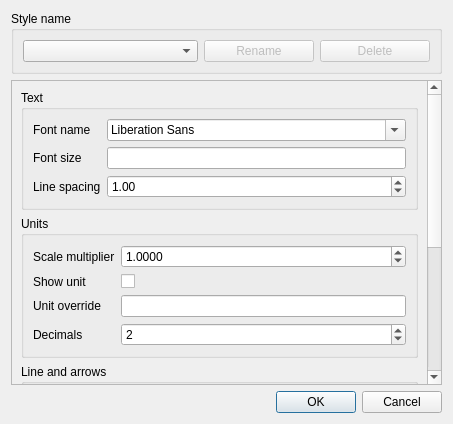
Qt form src/Mod/Draft/Resources/ui/dialog_AnnotationStyleEditor.ui (southseact-3d/fcd) before a commit.
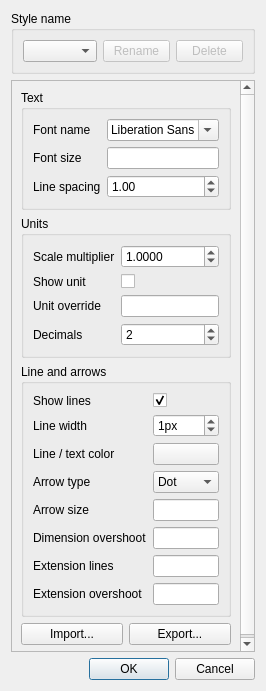
The same form after that commit. Custom widgets are drawn as their Qt base class.

What changed in the file:
```diff
--- a/src/Mod/Draft/Resources/ui/dialog_AnnotationStyleEditor.ui
+++ b/src/Mod/Draft/Resources/ui/dialog_AnnotationStyleEditor.ui
@@ -6,8 +6,8 @@
    <rect>
     <x>0</x>
     <y>0</y>
-    <width>453</width>
-    <height>424</height>
+    <width>266</width>
+    <height>691</height>
    </rect>
   </property>
   <property name="windowTitle">
@@ -22,6 +22,18 @@
      <layout class="QHBoxLayout" name="horizontalLayout">
       <item>
        <widget class="QComboBox" name="comboBoxStyles">
+        <property name="sizePolicy">
+         <sizepolicy hsizetype="Minimum" vsizetype="Fixed">
+          <horstretch>0</horstretch>
+          <verstretch>0</verstretch>
+         </sizepolicy>
+        </property>
+        <property name="minimumSize">
+         <size>
+          <width>60</width>
+          <height>0</height>
+         </size>
+        </property>
         <property name="toolTip">
          <string>The name of your style. Existing style names can be edited.</string>
         </property>
@@ -46,11 +58,17 @@
          <bool>false</bool>
         </property>
         <property name="sizePolicy">
-         <sizepolicy hsizetype="Preferred" vsizetype="Fixed">
+         <sizepolicy hsizetype="Minimum" vsizetype="Fixed">
           <horstretch>0</horstretch>
           <verstretch>0</verstretch>
          </sizepolicy>
         </property>
+        <property name="minimumSize">
+         <size>
+          <width>60</width>
+          <height>0</height>
+         </size>
+        </property>
         <property name="maximumSize">
          <size>
           <width>110</width>
@@ -71,11 +89,17 @@
          <bool>false</bool>
         </property>
         <property name="sizePolicy">
-         <sizepolicy hsizetype="Preferred" vsizetype="Fixed">
+         <sizepolicy hsizetype="Minimum" vsizetype="Fixed">
           <horstretch>0</horstretch>
           <verstretch>0</verstretch>
          </sizepolicy>
         </property>
+        <property name="minimumSize">
+         <size>
+          <width>60</width>
+          <height>0</height>
+         </size>
+        </property>
         <property name="maximumSize">
          <size>
           <width>110</width>
@@ -108,9 +132,9 @@
       <property name="geometry">
        <rect>
         <x>0</x>
-        <y>-290</y>
-        <width>420</width>
-        <height>589</height>
+        <y>-58</y>
+        <width>233</width>
+        <height>624</height>
        </rect>
       </property>
       <layout class="QVBoxLayout" name="verticalLayout_3">
@@ -152,6 +176,18 @@
           </item>
           <item row="0" column="1">
            <widget class="QFontComboBox" name="FontName">
+            <property name="sizePolicy">
+             <sizepolicy hsizetype="Minimum" vsizetype="Fixed">
+              <horstretch>0</horstretch>
+              <verstretch>0</verstretch>
+             </sizepolicy>
+            </property>
+            <property name="minimumSize">
+             <size>
+              <width>60</width>
+              <height>0</height>
+             </size>
+            </property>
             <property name="toolTip">
              <string>The font to use for texts and dimensions</string>
             </property>
@@ -400,6 +436,18 @@
           </item>
           <item row="4" column="1">
            <widget class="QComboBox" name="ArrowType">
+            <property name="sizePolicy">
+             <sizepolicy hsizetype="MinimumExpanding" vsizetype="Fixed">
+              <horstretch>0</horstretch>
+              <verstretch>0</verstretch>
+             </sizepolicy>
+            </property>
+            <property name="minimumSize">
+             <size>
+              <width>60</width>
+              <height>0</height>
+             </size>
+            </property>
             <property name="toolTip">
              <string>The type of arrows or markers to use at the end of dimension lines</string>
             </property>
@@ -473,6 +521,30 @@
          </layout>
         </widget>
        </item>
+       <item>
+        <layout class="QHBoxLayout" name="horizontalLayout_2">
+         <item>
+          <widget class="QPushButton" name="pushButtonImport">
+           <property name="toolTip">
+            <string>Import styles from json file</string>
+           </property>
+           <property name="text">
+            <string>Import...</string>
+           </property>
+          </widget>
+         </item>
+         <item>
+          <widget class="QPushButton" name="pushButtonExport">
+           <property name="toolTip">
+            <string>Export styles to json file</string>
+           </property>
+           <property name="text">
+            <string>Export...</string>
+           </property>
+          </widget>
+         </item>
+        </layout>
+       </item>
       </layout>
      </widget>
     </widget>
```
